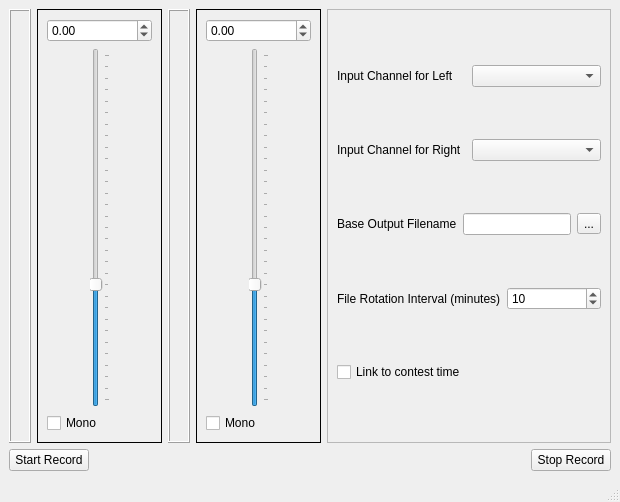
The window that mqt/MqtRigRecorder/rcmainwindow.ui (Rsclub22/Minos2-Mirror) describes before a commit, drawn with Qt 5.
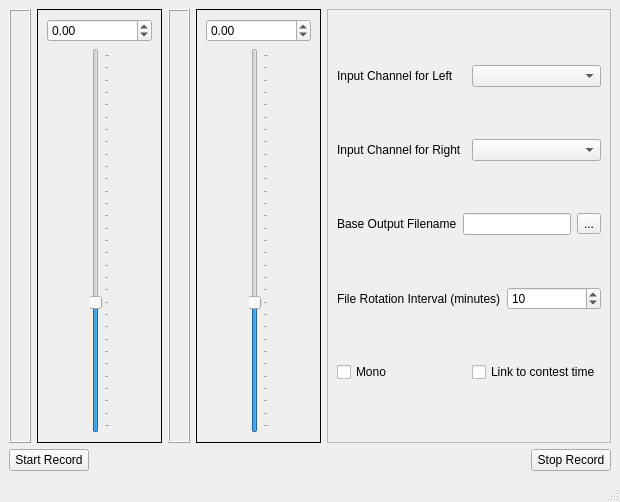
The same window after the commit. Custom widgets are drawn as their Qt base class.

Commit message: (re) implement mono recording

What changed in the file:
```diff
--- a/mqt/MqtRigRecorder/rcmainwindow.ui
+++ b/mqt/MqtRigRecorder/rcmainwindow.ui
@@ -99,13 +99,6 @@
              </item>
             </layout>
            </item>
-           <item>
-            <widget class="QCheckBox" name="recordMono">
-             <property name="text">
-              <string>Mono</string>
-             </property>
-            </widget>
-           </item>
           </layout>
          </widget>
         </item>
@@ -193,13 +186,6 @@
              </item>
             </layout>
            </item>
-           <item>
-            <widget class="QCheckBox" name="recordMono_2">
-             <property name="text">
-              <string>Mono</string>
-             </property>
-            </widget>
-           </item>
           </layout>
          </widget>
         </item>
@@ -289,6 +275,13 @@
          </item>
          <item>
           <layout class="QHBoxLayout" name="horizontalLayout_7">
+           <item>
+            <widget class="QCheckBox" name="monoCb">
+             <property name="text">
+              <string>Mono</string>
+             </property>
+            </widget>
+           </item>
            <item>
             <widget class="QCheckBox" name="contestLinkCB">
              <property name="text">
```
The commit also changes 4 other files.
